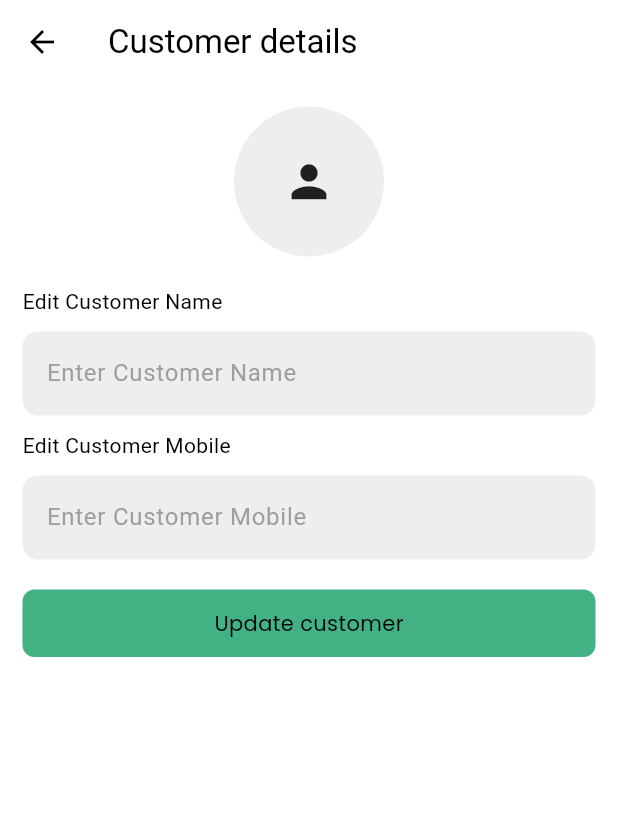
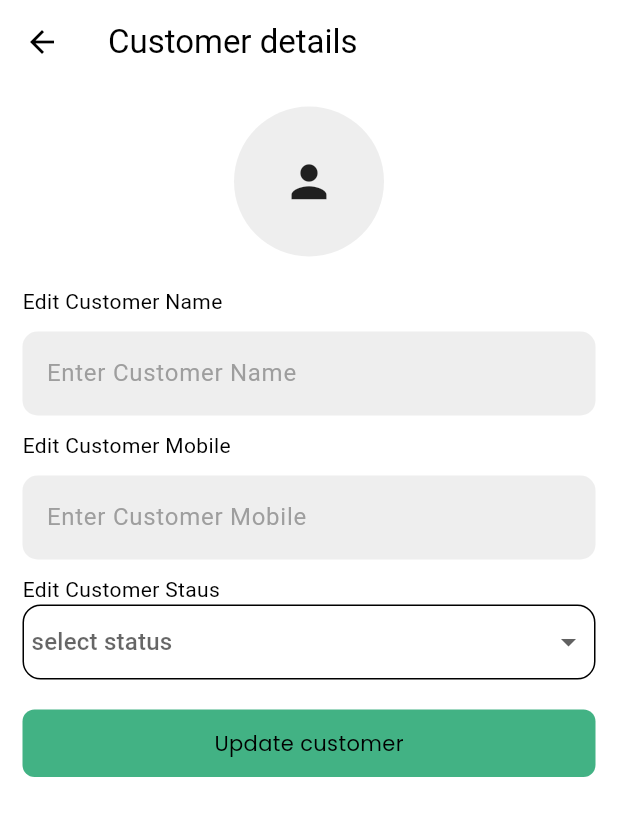
Before and after one commit to Victor-chiemerie/Solomento-records, a Flutter app: the EditCustomerPage screen opened directly with empty values, on a phone screen of 412 x 824 dp. Shown: the top 816 px of the screen. Run offline on Flutter 3.47's test engine with Material 3 defaults, Android fonts, the phone set to English and light mode, and no system bars; our stand-ins replace bloc, cloud_firestore, equatable, firebase_auth, firebase_core, flutter_bloc and 1 more; accounts and stored records are empty.

Commit message:
enable update of customer status

```diff
--- a/lib/UI/customers/edit_customer_page.dart
+++ b/lib/UI/customers/edit_customer_page.dart
@@ -4,6 +4,7 @@ import 'package:record_repository/record_repository.dart';
 
 import '../../Components/custom_button.dart';
 import '../../Components/hide_loading.dart';
+import '../../Components/screen_size.dart';
 import '../../Components/show_loading.dart';
 import '../../Components/text_field.dart';
 import '../../Logic/blocs/save_data_bloc/save_data_bloc.dart';
@@ -23,17 +24,25 @@ class _EditCustomerPageState extends State<EditCustomerPage> {
   final nameController = TextEditingController();
   final mobileController = TextEditingController();
   late Customer newCustomer;
+  String? selectedStatus; // Variable to store the technician
+
+  final status = [
+    'Settled',
+    'unSettled',
+  ];
 
   @override
   void initState() {
     newCustomer = widget.customer;
     nameController.text = newCustomer.name;
     mobileController.text = newCustomer.mobile;
+    selectedStatus = newCustomer.status;
     super.initState();
   }
 
   @override
   Widget build(BuildContext context) {
+    initializeDeviceSize(context);
     return BlocListener<SaveDataBloc, SaveDataState>(
       listener: (context, state) {
         if (state is SaveDataSuccess) {
@@ -115,9 +124,43 @@ class _EditCustomerPageState extends State<EditCustomerPage> {
                     },
                   ),
 
+                  const SizedBox(height: 10),
+
+                  // Status
+                  Column(
+                    crossAxisAlignment: CrossAxisAlignment.start,
+                    children: [
+                      const Text(
+                        "Edit Customer Staus",
+                      ),
+                      Container(
+                        decoration: BoxDecoration(
+                          border: Border.all(),
+                          borderRadius: BorderRadius.circular(12),
+                        ),
+                        child: DropdownButtonHideUnderline(
+                          child: DropdownButton(
+                            menuWidth: deviceWidth * 0.5,
+                            menuMaxHeight: deviceHeight * 0.5,
+                            padding: const EdgeInsets.symmetric(horizontal: 5),
+                            value: selectedStatus,
+                            isExpanded: true,
+                            hint: const Text(
+                              'select status',
+                            ),
+                            items: status.map(statusList).toList(),
+                            onChanged: (value) {
+                              setState(() => selectedStatus = value);
+                            },
+                          ),
+                        ),
+                      ),
+                    ],
+                  ),
+
                   const SizedBox(height: 20),
 
-                  // Add car page
+                  // Update button
                   CustomButton(
                     width: double.infinity,
                     height: 45,
@@ -127,6 +170,7 @@ class _EditCustomerPageState extends State<EditCustomerPage> {
                       if (_formKey.currentState!.validate()) {
                         newCustomer.name = nameController.text;
                         newCustomer.mobile = mobileController.text;
+                        newCustomer.status = selectedStatus!;
 
                         context.read<SaveDataBloc>().add(
                             UpdateCustomerData(newCustomer, newCustomer.id));
@@ -141,4 +185,11 @@ class _EditCustomerPageState extends State<EditCustomerPage> {
       ),
     );
   }
+
+  DropdownMenuItem statusList(String technician) => DropdownMenuItem(
+        value: technician,
+        child: Text(
+          technician,
+        ),
+      );
 }
```
